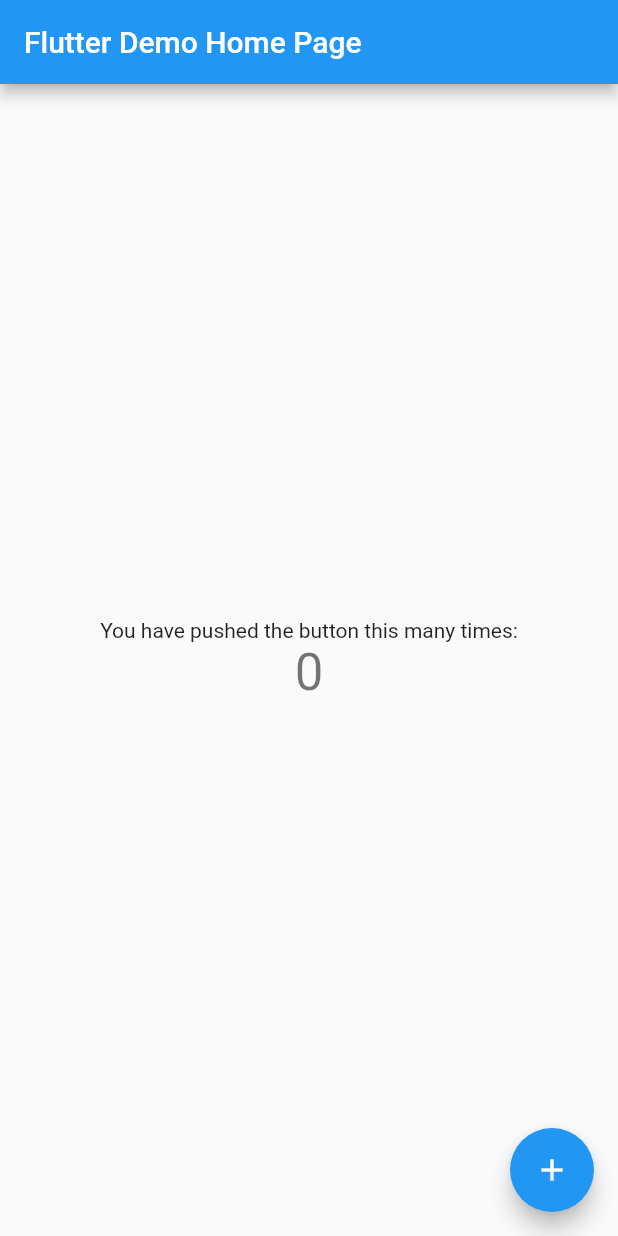
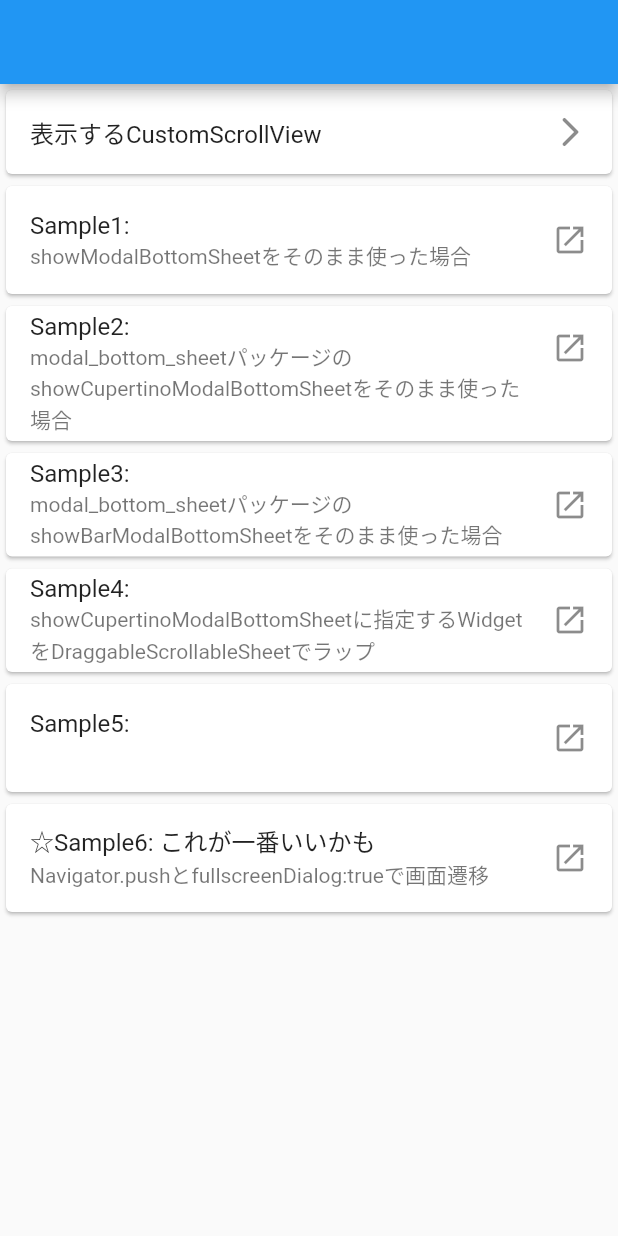
Before and after one commit to popy1017/flutter_drag_dismissible_scroll_view_sample, a Flutter app: the screen it shows after launch, on a phone screen of 412 x 824 dp. Run offline on Flutter 3.47's test engine with Material 2 defaults, Android fonts, the phone set to English and light mode, and no system bars; our stand-ins replace modal_bottom_sheet.

Commit message:
各種サンプルを追加

```diff
--- a/lib/main.dart
+++ b/lib/main.dart
@@ -1,4 +1,7 @@
+import 'package:draggable_dismissible_scroll_view_sample/sliver_item_view.dart';
+import 'package:flutter/cupertino.dart';
 import 'package:flutter/material.dart';
+import 'package:modal_bottom_sheet/modal_bottom_sheet.dart';
 
 void main() {
   runApp(MyApp());
@@ -9,109 +12,137 @@ class MyApp extends StatelessWidget {
   @override
   Widget build(BuildContext context) {
     return MaterialApp(
-      title: 'Flutter Demo',
+      title: 'サンプル',
       theme: ThemeData(
-        // This is the theme of your application.
-        //
-        // Try running your application with "flutter run". You'll see the
-        // application has a blue toolbar. Then, without quitting the app, try
-        // changing the primarySwatch below to Colors.green and then invoke
-        // "hot reload" (press "r" in the console where you ran "flutter run",
-        // or simply save your changes to "hot reload" in a Flutter IDE).
-        // Notice that the counter didn't reset back to zero; the application
-        // is not restarted.
         primarySwatch: Colors.blue,
-        // This makes the visual density adapt to the platform that you run
-        // the app on. For desktop platforms, the controls will be smaller and
-        // closer together (more dense) than on mobile platforms.
         visualDensity: VisualDensity.adaptivePlatformDensity,
       ),
-      home: MyHomePage(title: 'Flutter Demo Home Page'),
+      onGenerateRoute: (settings) {
+        return MaterialWithModalsPageRoute(
+          settings: settings,
+          builder: (context) => Home(),
+        );
+      },
     );
   }
 }
 
-class MyHomePage extends StatefulWidget {
-  MyHomePage({Key key, this.title}) : super(key: key);
-
-  // This widget is the home page of your application. It is stateful, meaning
-  // that it has a State object (defined below) that contains fields that affect
-  // how it looks.
-
-  // This class is the configuration for the state. It holds the values (in this
-  // case the title) provided by the parent (in this case the App widget) and
-  // used by the build method of the State. Fields in a Widget subclass are
-  // always marked "final".
-
-  final String title;
-
-  @override
-  _MyHomePageState createState() => _MyHomePageState();
-}
-
-class _MyHomePageState extends State<MyHomePage> {
-  int _counter = 0;
-
-  void _incrementCounter() {
-    setState(() {
-      // This call to setState tells the Flutter framework that something has
-      // changed in this State, which causes it to rerun the build method below
-      // so that the display can reflect the updated values. If we changed
-      // _counter without calling setState(), then the build method would not be
-      // called again, and so nothing would appear to happen.
-      _counter++;
-    });
-  }
-
+class Home extends StatelessWidget {
   @override
   Widget build(BuildContext context) {
-    // This method is rerun every time setState is called, for instance as done
-    // by the _incrementCounter method above.
-    //
-    // The Flutter framework has been optimized to make rerunning build methods
-    // fast, so that you can just rebuild anything that needs updating rather
-    // than having to individually change instances of widgets.
     return Scaffold(
-      appBar: AppBar(
-        // Here we take the value from the MyHomePage object that was created by
-        // the App.build method, and use it to set our appbar title.
-        title: Text(widget.title),
+      appBar: AppBar(),
+      body: ListView(
+        children: [
+          Card(
+            child: ListTile(
+              title: Text('表示するCustomScrollView'),
+              trailing: const Icon(Icons.arrow_forward_ios_rounded),
+              onTap: () => _moveTo(context, SliverItemView()),
             ),
-      body: Center(
-        // Center is a layout widget. It takes a single child and positions it
-        // in the middle of the parent.
-        child: Column(
-          // Column is also a layout widget. It takes a list of children and
-          // arranges them vertically. By default, it sizes itself to fit its
-          // children horizontally, and tries to be as tall as its parent.
-          //
-          // Invoke "debug painting" (press "p" in the console, choose the
-          // "Toggle Debug Paint" action from the Flutter Inspector in Android
-          // Studio, or the "Toggle Debug Paint" command in Visual Studio Code)
-          // to see the wireframe for each widget.
-          //
-          // Column has various properties to control how it sizes itself and
-          // how it positions its children. Here we use mainAxisAlignment to
-          // center the children vertically; the main axis here is the vertical
-          // axis because Columns are vertical (the cross axis would be
-          // horizontal).
-          mainAxisAlignment: MainAxisAlignment.center,
-          children: <Widget>[
-            Text(
-              'You have pushed the button this many times:',
           ),
-            Text(
-              '$_counter',
-              style: Theme.of(context).textTheme.headline4,
+          Card(
+            child: ListTile(
+              title: Text('Sample1:'),
+              subtitle: Text('showModalBottomSheetをそのまま使った場合'),
+              trailing: const Icon(Icons.open_in_new),
+              onTap: () {
+                showModalBottomSheet(
+                  context: context,
+                  isScrollControlled: true,
+                  builder: (_) {
+                    return SliverItemView();
+                  },
+                );
+              },
+            ),
+          ),
+          Card(
+            child: ListTile(
+              title: Text('Sample2:'),
+              subtitle: Text(
+                  'modal_bottom_sheetパッケージのshowCupertinoModalBottomSheetをそのまま使った場合'),
+              trailing: const Icon(Icons.open_in_new),
+              onTap: () {
+                showCupertinoModalBottomSheet(
+                  context: context,
+                  builder: (_) => SliverItemView(),
+                );
+              },
+            ),
+          ),
+          Card(
+            child: ListTile(
+              title: Text('Sample3:'),
+              subtitle: Text(
+                  'modal_bottom_sheetパッケージのshowBarModalBottomSheetをそのまま使った場合'),
+              trailing: const Icon(Icons.open_in_new),
+              onTap: () {
+                showBarModalBottomSheet(
+                  context: context,
+                  expand: true,
+                  builder: (_) => SliverItemView(),
+                );
+              },
+            ),
+          ),
+          Card(
+            child: ListTile(
+              title: Text('Sample4:'),
+              subtitle: Text(
+                  'showCupertinoModalBottomSheetに指定するWidgetをDraggableScrollableSheetでラップ'),
+              trailing: const Icon(Icons.open_in_new),
+              onTap: () {
+                showCupertinoModalBottomSheet(
+                  context: context,
+                  expand: true,
+                  builder: (_) => DraggableScrollableSheet(
+                    initialChildSize: 1,
+                    builder: (_, __) => SliverItemView(),
+                  ),
+                );
+              },
+            ),
+          ),
+          Card(
+            child: ListTile(
+              title: Text('Sample5:'),
+              subtitle: Text(''),
+              trailing: const Icon(Icons.open_in_new),
+              onTap: () {
+                showCupertinoModalBottomSheet(
+                  context: context,
+                  expand: true,
+                  builder: (_) => DraggableScrollableSheet(
+                    initialChildSize: 1,
+                    builder: (_, __) => SliverItemView(),
+                  ),
+                );
+              },
+            ),
+          ),
+          Card(
+            child: ListTile(
+              title: Text('☆Sample6: これが一番いいかも'),
+              subtitle: Text('Navigator.pushとfullscreenDialog:trueで画面遷移'),
+              trailing: const Icon(Icons.open_in_new),
+              onTap: () {
+                Navigator.push(
+                  context,
+                  MaterialPageRoute(
+                    builder: (_) => SliverItemView(),
+                    fullscreenDialog: true,
+                  ),
+                );
+              },
+            ),
           ),
         ],
       ),
-      ),
-      floatingActionButton: FloatingActionButton(
-        onPressed: _incrementCounter,
-        tooltip: 'Increment',
-        child: Icon(Icons.add),
-      ), // This trailing comma makes auto-formatting nicer for build methods.
     );
   }
+
+  void _moveTo(BuildContext context, Widget widget) {
+    Navigator.push(context, MaterialPageRoute(builder: (_) => widget));
   }
+}
--- a/pubspec.yaml
+++ b/pubspec.yaml
@@ -3,7 +3,7 @@ description: A new Flutter project.
 
 # The following line prevents the package from being accidentally published to
 # pub.dev using `pub publish`. This is preferred for private packages.
-publish_to: 'none' # Remove this line if you wish to publish to pub.dev
+publish_to: "none" # Remove this line if you wish to publish to pub.dev
 
 # The following defines the version and build number for your application.
 # A version number is three numbers separated by dots, like 1.2.43
@@ -24,6 +24,7 @@ dependencies:
   flutter:
     sdk: flutter
 
+  modal_bottom_sheet: ^1.0.0+1
 
   # The following adds the Cupertino Icons font to your application.
   # Use with the CupertinoIcons class for iOS style icons.
@@ -38,7 +39,6 @@ dev_dependencies:
 
 # The following section is specific to Flutter.
 flutter:
-
   # The following line ensures that the Material Icons font is
   # included with your application, so that you can use the icons in
   # the material Icons class.
```
Also changed, not shown: lib/sliver_item_view.dart (added, +67 -0 lines), pubspec.lock. Lines whose indentation alone changed are shown as unchanged.
